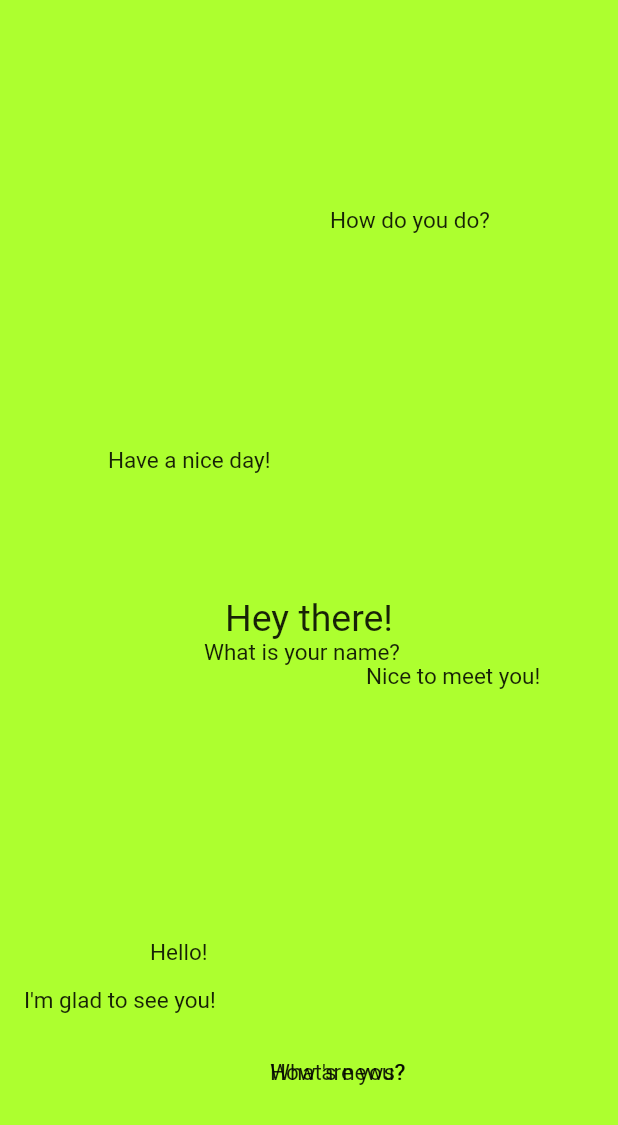
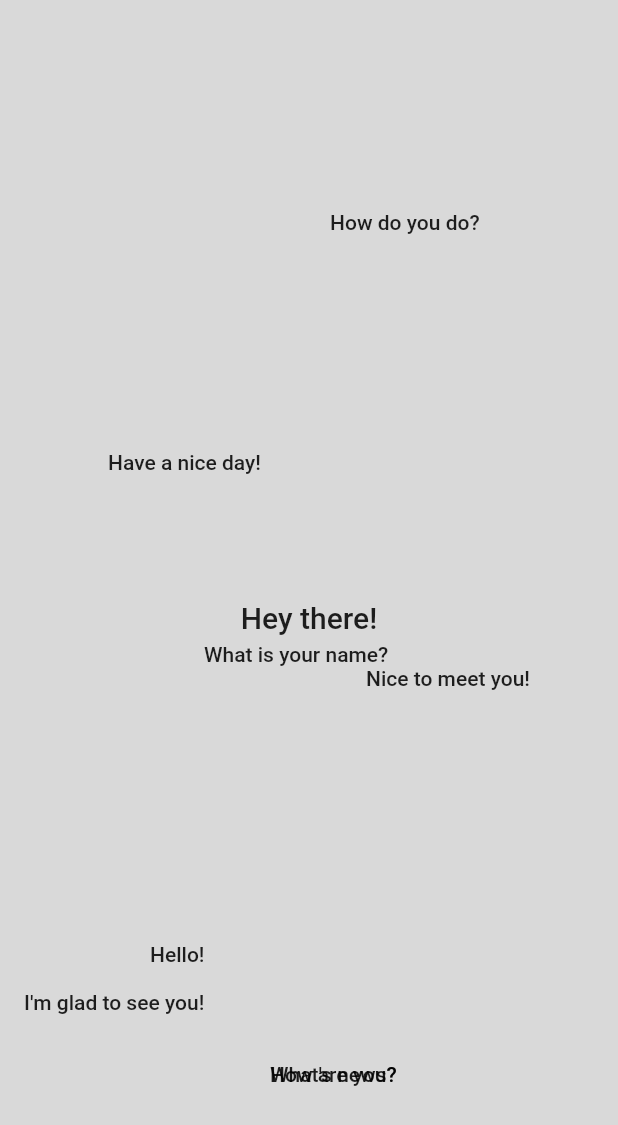
Before and after one commit to amxik/test_application, a Flutter app: the screen it shows after launch, on a phone screen of 412 x 824 dp. Shown: the top 1125 px of the screen. Run offline on Flutter 3.47's test engine with Material 2 defaults, Android fonts, the phone set to English and light mode, and no system bars.

Commit message:
Fixed code style.

```diff
--- /dev/null
+++ b/lib/blocs/bloc.dart
@@ -0,0 +1,3 @@
+abstract class Bloc {
+  void dispose();
+}
--- /dev/null
+++ b/lib/blocs/color_bloc.dart
@@ -0,0 +1,18 @@
+import 'dart:async';
+import 'package:flutter/material.dart';
+import 'package:test_application/blocs/bloc.dart';
+
+class ColorBloc implements Bloc {
+  StreamController _colorController = StreamController<Color>();
+
+  Stream<Color> get colorStream => _colorController.stream;
+
+  void selectColor(Color color) {
+    _colorController.sink.add(color);
+  }
+
+  @override
+  void dispose() {
+    _colorController.close();
+  }
+}
--- a/lib/main.dart
+++ b/lib/main.dart
@@ -1,89 +1,6 @@
-import 'dart:math';
-
 import 'package:flutter/material.dart';
-import 'package:test_application/Phrase.dart';
+import 'package:test_application/pages/home.dart';
 
 void main() => runApp(
-      MaterialApp(debugShowCheckedModeBanner: false, home: MyHomePage()),
+      MaterialApp(debugShowCheckedModeBanner: false, home: HomePage()),
     );
-
-List<String> _hexColors = [
-  "#FFFFFF",
-  "#C0C0C0",
-  "#808080",
-  "#FF0000",
-  "#800000",
-  "#696969",
-  "#FFFF00",
-  "#808000",
-  "#00FF00",
-  "#008000",
-  "#00FFFF",
-  "#008080",
-  "#0000FF",
-  "#FF00FF",
-  "#808080",
-  "#800080",
-  "#ADFF2F",
-  "#F0FFF0",
-  "#FF69B4",
-  "#CD5C5C",
-  "#4B0082",
-  "#FFFFF0",
-  "#F0E68C",
-  "#E6E6FA",
-  "#FFF0F5",
-  "#7CFC00",
-  "#FFFACD",
-  "#ADD8E6",
-  "#F08080",
-  "#E0FFFF",
-  "#FAFAD2",
-  "#90EE90",
-  "#D3D3D3",
-  "#FFB6C1",
-];
-
-class MyHomePage extends StatefulWidget {
-  @override
-  _MyHomePageState createState() => _MyHomePageState();
-}
-
-class _MyHomePageState extends State<MyHomePage> {
-  @override
-  Widget build(BuildContext context) {
-    return Scaffold(
-      body: Stack(
-        children: <Widget>[
-          GestureDetector(
-            onTap: () {
-              setState(() {});
-            },
-            child: Container(
-                color: _randomColor(),
-                child: Center(
-                  child: Text(
-                    "Hey there!",
-                    style: TextStyle(fontSize: 25),
-                  ),
-                )),
-          ),
-          Phrase("Hello!"),
-          Phrase("How are you?"),
-          Phrase("What is your name?"),
-          Phrase("Have a nice day!"),
-          Phrase("How do you do?"),
-          Phrase("I'm glad to see you!"),
-          Phrase("What's news?"),
-          Phrase("Nice to meet you!"),
-        ],
-      ),
-    );
-  }
-}
-
-Color _randomColor() {
-  String hexColor = _hexColors[Random().nextInt(_hexColors.length - 1)];
-  final hexCode = hexColor.replaceAll('#', '');
-  return Color(int.parse('FF$hexCode', radix: 16));
-}
--- /dev/null
+++ b/lib/pages/home.dart
@@ -0,0 +1,47 @@
+import 'package:flutter/material.dart';
+import 'package:test_application/blocs/color_bloc.dart';
+import 'package:test_application/services/color_service.dart';
+import 'package:test_application/widjets/phrase.dart';
+
+class HomePage extends StatelessWidget {
+  final ColorService _service = ColorService();
+  final ColorBloc _bloc = ColorBloc();
+
+  @override
+  Widget build(BuildContext context) {
+    return Scaffold(
+      body: StreamBuilder<Color>(
+        stream: _bloc.colorStream,
+        initialData: _service.randomColor(),
+        builder: (context, AsyncSnapshot<Color> snapshot) {
+          Color color = snapshot.data;
+          return Stack(
+            children: <Widget>[
+              GestureDetector(
+                onTap: () {
+                  _bloc.selectColor(_service.randomColor());
+                },
+                child: Container(
+                    color: color,
+                    child: Center(
+                      child: Text(
+                        "Hey there!",
+                        style: Theme.of(context).textTheme.title,
+                      ),
+                    )),
+              ),
+              Phrase("Hello!"),
+              Phrase("How are you?"),
+              Phrase("What is your name?"),
+              Phrase("Have a nice day!"),
+              Phrase("How do you do?"),
+              Phrase("I'm glad to see you!"),
+              Phrase("What's news?"),
+              Phrase("Nice to meet you!"),
+            ],
+          );
+        },
+      ),
+    );
+  }
+}
--- /dev/null
+++ b/lib/services/color_service.dart
@@ -0,0 +1,18 @@
+import 'dart:math';
+
+import 'package:flutter/material.dart';
+
+class ColorService {
+  Color randomColor() {
+    Color color = Color.fromARGB(
+        _getRandomIntForColor(),
+        _getRandomIntForColor(),
+        _getRandomIntForColor(),
+        _getRandomIntForColor());
+    return color;
+  }
+
+  int _getRandomIntForColor() {
+    return Random().nextInt(255);
+  }
+}
--- a/lib/Phrase.dart
+++ b/lib/widjets/phrase.dart
@@ -4,6 +4,7 @@ import 'package:flutter/material.dart';
 
 class Phrase extends StatelessWidget {
   final String phrase;
+
   Phrase(this.phrase);
 
   @override
@@ -16,7 +17,7 @@ class Phrase extends StatelessWidget {
       child: Text(
         phrase,
         softWrap: true,
-        style: TextStyle(fontSize: 15),
+        style: Theme.of(context).textTheme.body2,
       ),
     );
   }
```
